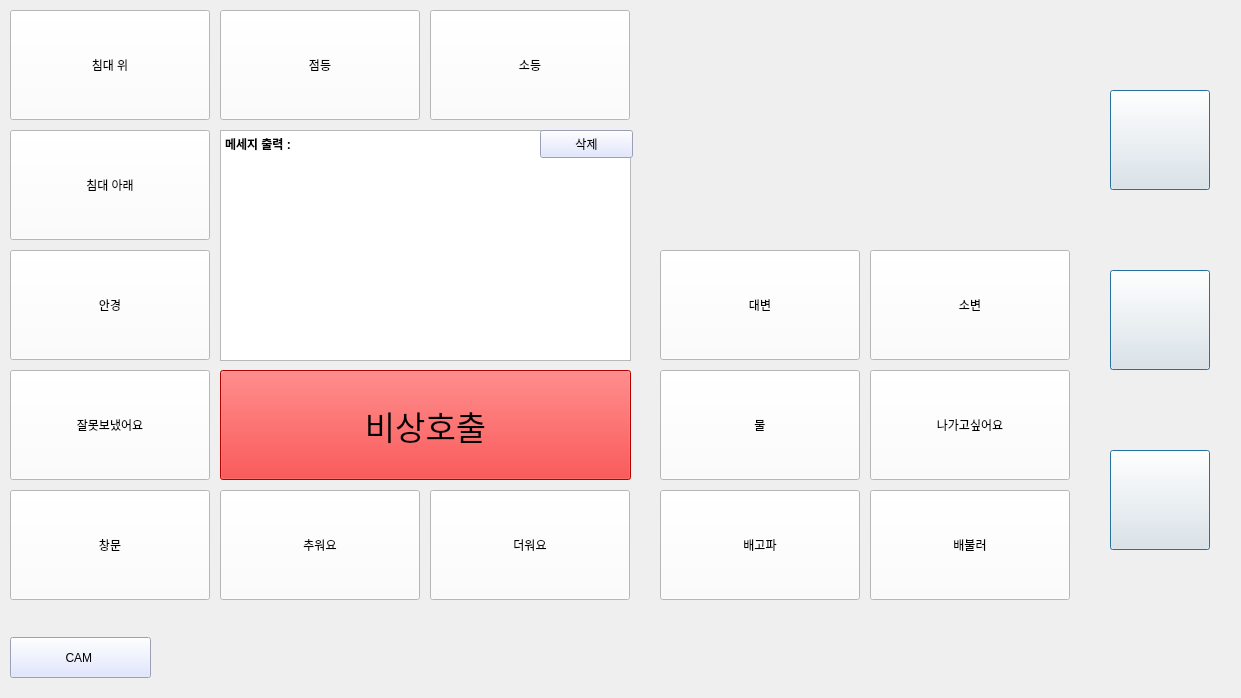
Old version of the form UI.ui in the repository wndms6347/Hongsam.
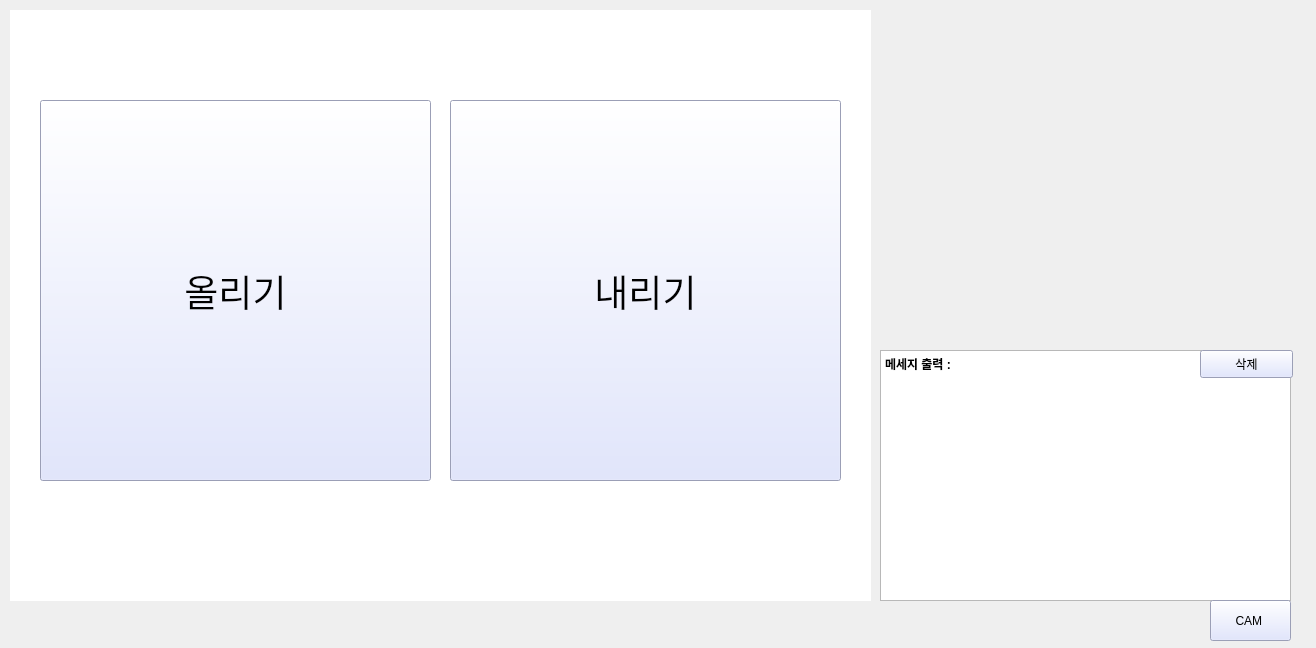
New version of the form. Icons and pictures are not drawn.

```diff
--- a/UI.ui
+++ b/UI.ui
@@ -6,8 +6,8 @@
    <rect>
     <x>0</x>
     <y>0</y>
-    <width>1241</width>
-    <height>698</height>
+    <width>1316</width>
+    <height>648</height>
    </rect>
   </property>
   <property name="contextMenuPolicy">
@@ -16,13 +16,16 @@
   <property name="windowTitle">
    <string>Form</string>
   </property>
-  <widget class="QPushButton" name="bed_up_btn">
+  <property name="styleSheet">
+   <string notr="true"/>
+  </property>
+  <widget class="QPushButton" name="bed_btn">
    <property name="geometry">
     <rect>
      <x>10</x>
      <y>10</y>
-     <width>200</width>
-     <height>110</height>
+     <width>281</width>
+     <height>191</height>
     </rect>
    </property>
    <property name="styleSheet">
@@ -30,19 +33,19 @@
 font: 20pt &quot;휴먼엑스포&quot;;</string>
    </property>
    <property name="text">
-    <string>침대 위</string>
+    <string>침대</string>
    </property>
    <property name="autoDefault">
     <bool>false</bool>
    </property>
   </widget>
-  <widget class="QPushButton" name="glasses_btn">
+  <widget class="QPushButton" name="water_btn">
    <property name="geometry">
     <rect>
      <x>10</x>
-     <y>250</y>
-     <width>200</width>
-     <height>110</height>
+     <y>210</y>
+     <width>281</width>
+     <height>191</height>
     </rect>
    </property>
    <property name="styleSheet">
@@ -50,16 +53,16 @@
 font: 20pt &quot;휴먼엑스포&quot;;</string>
    </property>
    <property name="text">
-    <string>안경</string>
+    <string>물</string>
    </property>
   </widget>
-  <widget class="QPushButton" name="small_btn">
+  <widget class="QPushButton" name="light_btn">
    <property name="geometry">
     <rect>
-     <x>870</x>
-     <y>250</y>
-     <width>200</width>
-     <height>110</height>
+     <x>590</x>
+     <y>10</y>
+     <width>281</width>
+     <height>191</height>
     </rect>
    </property>
    <property name="styleSheet">
@@ -67,67 +70,55 @@
 font: 20pt &quot;휴먼엑스포&quot;;</string>
    </property>
    <property name="text">
-    <string>소변</string>
+    <string>전등</string>
    </property>
   </widget>
-  <widget class="QPushButton" name="big_btn">
+  <widget class="QPushButton" name="eye_btn">
    <property name="geometry">
     <rect>
-     <x>660</x>
-     <y>250</y>
-     <width>200</width>
-     <height>110</height>
+     <x>300</x>
+     <y>210</y>
+     <width>281</width>
+     <height>191</height>
     </rect>
    </property>
-   <property name="styleSheet">
-    <string notr="true">background-color: rgb(255, 255, 255);
-font: 20pt &quot;휴먼엑스포&quot;;</string>
+   <property name="font">
+    <font>
+     <family>휴먼엑스포</family>
+     <pointsize>20</pointsize>
+     <weight>50</weight>
+     <italic>false</italic>
+     <bold>false</bold>
+    </font>
    </property>
-   <property name="text">
-    <string>대변</string>
-   </property>
-  </widget>
-  <widget class="QPushButton" name="light_off_btn">
-   <property name="geometry">
-    <rect>
-     <x>430</x>
-     <y>10</y>
-     <width>200</width>
-     <height>110</height>
-    </rect>
-   </property>
    <property name="styleSheet">
-    <string notr="true">background-color: rgb(255, 255, 255);
-font: 20pt &quot;휴먼엑스포&quot;;</string>
+    <string notr="true">background-color: rgb(255, 255, 255);</string>
    </property>
    <property name="text">
-    <string>소등</string>
+    <string/>
    </property>
-  </widget>
-  <widget class="QPushButton" name="bed_down_btn">
-   <property name="geometry">
-    <rect>
-     <x>10</x>
-     <y>130</y>
-     <width>200</width>
-     <height>110</height>
-    </rect>
+   <property name="icon">
+    <iconset resource="image/icon.qrc">
+     <normaloff>:/icon/eye_open.png</normaloff>
+     <normalon>:/icon/eye_close.png</normalon>:/icon/eye_open.png</iconset>
    </property>
-   <property name="styleSheet">
-    <string notr="true">background-color: rgb(255, 255, 255);
-font: 20pt &quot;휴먼엑스포&quot;;</string>
+   <property name="iconSize">
+    <size>
+     <width>100</width>
+     <height>100</height>
+    </size>
    </property>
-   <property name="text">
-    <string>침대 아래</string>
+   <property name="checkable">
+    <bool>true</bool>
    </property>
   </widget>
-  <widget class="QPushButton" name="light_on_btn">
+  <widget class="QPushButton" name="eat_btn">
    <property name="geometry">
     <rect>
-     <x>220</x>
+     <x>300</x>
      <y>10</y>
-     <width>200</width>
-     <height>110</height>
+     <width>281</width>
+     <height>191</height>
     </rect>
    </property>
    <property name="styleSheet">
@@ -135,16 +126,16 @@
 font: 20pt &quot;휴먼엑스포&quot;;</string>
    </property>
    <property name="text">
-    <string>점등</string>
+    <string>식사</string>
    </property>
   </widget>
   <widget class="QPushButton" name="mistake_btn">
    <property name="geometry">
     <rect>
-     <x>10</x>
-     <y>370</y>
-     <width>200</width>
-     <height>110</height>
+     <x>590</x>
+     <y>210</y>
+     <width>281</width>
+     <height>191</height>
     </rect>
    </property>
    <property name="styleSheet">
@@ -152,16 +143,16 @@
 font: 20pt &quot;휴먼엑스포&quot;;</string>
    </property>
    <property name="text">
-    <string>잘못보냈어요</string>
+    <string>화장실</string>
    </property>
   </widget>
   <widget class="QPushButton" name="window_btn">
    <property name="geometry">
     <rect>
      <x>10</x>
-     <y>490</y>
-     <width>200</width>
-     <height>110</height>
+     <y>410</y>
+     <width>281</width>
+     <height>191</height>
     </rect>
    </property>
    <property name="styleSheet">
@@ -175,10 +166,10 @@
   <widget class="QPushButton" name="out_btn">
    <property name="geometry">
     <rect>
-     <x>870</x>
-     <y>370</y>
-     <width>200</width>
-     <height>110</height>
+     <x>590</x>
+     <y>410</y>
+     <width>281</width>
+     <height>191</height>
     </rect>
    </property>
    <property name="styleSheet">
@@ -186,101 +177,16 @@
 font: 20pt &quot;휴먼엑스포&quot;;</string>
    </property>
    <property name="text">
-    <string>나가고싶어요</string>
-   </property>
-  </widget>
-  <widget class="QPushButton" name="cold_btn">
-   <property name="geometry">
-    <rect>
-     <x>220</x>
-     <y>490</y>
-     <width>200</width>
-     <height>110</height>
-    </rect>
-   </property>
-   <property name="styleSheet">
-    <string notr="true">background-color: rgb(255, 255, 255);
-font: 20pt &quot;휴먼엑스포&quot;;</string>
-   </property>
-   <property name="text">
-    <string>추워요</string>
-   </property>
-  </widget>
-  <widget class="QPushButton" name="water_btn">
-   <property name="geometry">
-    <rect>
-     <x>660</x>
-     <y>370</y>
-     <width>200</width>
-     <height>110</height>
-    </rect>
-   </property>
-   <property name="styleSheet">
-    <string notr="true">background-color: rgb(255, 255, 255);
-font: 20pt &quot;휴먼엑스포&quot;;</string>
-   </property>
-   <property name="text">
-    <string>물</string>
-   </property>
-  </widget>
-  <widget class="QPushButton" name="hot_btn">
-   <property name="geometry">
-    <rect>
-     <x>430</x>
-     <y>490</y>
-     <width>200</width>
-     <height>110</height>
-    </rect>
-   </property>
-   <property name="styleSheet">
-    <string notr="true">background-color: rgb(255, 255, 255);
-font: 20pt &quot;휴먼엑스포&quot;;</string>
-   </property>
-   <property name="text">
-    <string>더워요</string>
-   </property>
-  </widget>
-  <widget class="QPushButton" name="full_btn">
-   <property name="geometry">
-    <rect>
-     <x>870</x>
-     <y>490</y>
-     <width>200</width>
-     <height>110</height>
-    </rect>
-   </property>
-   <property name="styleSheet">
-    <string notr="true">background-color: rgb(255, 255, 255);
-font: 20pt &quot;휴먼엑스포&quot;;</string>
-   </property>
-   <property name="text">
-    <string>배불러</string>
-   </property>
-  </widget>
-  <widget class="QPushButton" name="hungry_btn">
-   <property name="geometry">
-    <rect>
-     <x>660</x>
-     <y>490</y>
-     <width>200</width>
-     <height>110</height>
-    </rect>
-   </property>
-   <property name="styleSheet">
-    <string notr="true">background-color: rgb(255, 255, 255);
-font: 20pt &quot;휴먼엑스포&quot;;</string>
-   </property>
-   <property name="text">
-    <string>배고파</string>
+    <string>외출</string>
    </property>
   </widget>
   <widget class="QPushButton" name="emergency_btn">
    <property name="geometry">
     <rect>
-     <x>220</x>
-     <y>370</y>
-     <width>411</width>
-     <height>110</height>
+     <x>300</x>
+     <y>410</y>
+     <width>281</width>
+     <height>191</height>
     </rect>
    </property>
    <property name="font">
@@ -303,10 +209,10 @@
   <widget class="QTextEdit" name="textEdit">
    <property name="geometry">
     <rect>
-     <x>220</x>
-     <y>130</y>
+     <x>880</x>
+     <y>350</y>
      <width>411</width>
-     <height>231</height>
+     <height>251</height>
     </rect>
    </property>
    <property name="styleSheet">
@@ -325,9 +231,9 @@
   <widget class="QPushButton" name="cam_btn">
    <property name="geometry">
     <rect>
-     <x>10</x>
-     <y>637</y>
-     <width>141</width>
+     <x>1210</x>
+     <y>600</y>
+     <width>81</width>
      <height>41</height>
     </rect>
    </property>
@@ -339,104 +245,11 @@
     <string>CAM </string>
    </property>
   </widget>
-  <widget class="QPushButton" name="my_btn">
-   <property name="geometry">
-    <rect>
-     <x>1110</x>
-     <y>90</y>
-     <width>100</width>
-     <height>100</height>
-    </rect>
-   </property>
-   <property name="text">
-    <string/>
-   </property>
-   <property name="icon">
-    <iconset resource="image/icon.qrc">
-     <normaloff>:/my/my.png</normaloff>:/my/my.png</iconset>
-   </property>
-   <property name="iconSize">
-    <size>
-     <width>90</width>
-     <height>100</height>
-    </size>
-   </property>
-   <property name="autoRepeat">
-    <bool>false</bool>
-   </property>
-   <property name="autoExclusive">
-    <bool>false</bool>
-   </property>
-   <property name="autoDefault">
-    <bool>false</bool>
-   </property>
-   <property name="default">
-    <bool>true</bool>
-   </property>
-   <property name="flat">
-    <bool>false</bool>
-   </property>
-  </widget>
-  <widget class="QPushButton" name="setting_btn">
-   <property name="geometry">
-    <rect>
-     <x>1110</x>
-     <y>270</y>
-     <width>100</width>
-     <height>100</height>
-    </rect>
-   </property>
-   <property name="text">
-    <string/>
-   </property>
-   <property name="icon">
-    <iconset resource="image/icon.qrc">
-     <normaloff>:/setting/setting.png</normaloff>:/setting/setting.png</iconset>
-   </property>
-   <property name="iconSize">
-    <size>
-     <width>90</width>
-     <height>100</height>
-    </size>
-   </property>
-   <property name="autoDefault">
-    <bool>false</bool>
-   </property>
-   <property name="default">
-    <bool>true</bool>
-   </property>
-  </widget>
-  <widget class="QPushButton" name="gallery_btn">
-   <property name="geometry">
-    <rect>
-     <x>1110</x>
-     <y>450</y>
-     <width>100</width>
-     <height>100</height>
-    </rect>
-   </property>
-   <property name="text">
-    <string/>
-   </property>
-   <property name="icon">
-    <iconset resource="image/icon.qrc">
-     <normaloff>:/gallery/gallery.png</normaloff>:/gallery/gallery.png</iconset>
-   </property>
-   <property name="iconSize">
-    <size>
-     <width>90</width>
-     <height>100</height>
-    </size>
-   </property>
-   <property name="default">
-    <bool>true</bool>
-   </property>
-  </widget>
   <widget class="QPushButton" name="clear_btn">
    <property name="geometry">
     <rect>
-     <x>540</x>
-     <y>130</y>
+     <x>1200</x>
+     <y>350</y>
      <width>93</width>
      <height>28</height>
     </rect>
@@ -449,6 +262,323 @@
     <string>삭제</string>
    </property>
   </widget>
+  <widget class="QWidget" name="eat_widget" native="true">
+   <property name="enabled">
+    <bool>true</bool>
+   </property>
+   <property name="geometry">
+    <rect>
+     <x>10</x>
+     <y>10</y>
+     <width>861</width>
+     <height>591</height>
+    </rect>
+   </property>
+   <property name="styleSheet">
+    <string notr="true">background-color: rgb(255, 255, 255);</string>
+   </property>
+   <widget class="QPushButton" name="hungry_btn">
+    <property name="geometry">
+     <rect>
+      <x>30</x>
+      <y>90</y>
+      <width>391</width>
+      <height>381</height>
+     </rect>
+    </property>
+    <property name="font">
+     <font>
+      <family>휴먼엑스포</family>
+      <pointsize>28</pointsize>
+     </font>
+    </property>
+    <property name="styleSheet">
+     <string notr="true">background-color: rgb(217, 223, 255);</string>
+    </property>
+    <property name="text">
+     <string>배고파요</string>
+    </property>
+   </widget>
+   <widget class="QPushButton" name="full_btn">
+    <property name="geometry">
+     <rect>
+      <x>440</x>
+      <y>90</y>
+      <width>391</width>
+      <height>381</height>
+     </rect>
+    </property>
+    <property name="font">
+     <font>
+      <family>휴먼엑스포</family>
+      <pointsize>28</pointsize>
+     </font>
+    </property>
+    <property name="styleSheet">
+     <string notr="true">background-color: rgb(217, 223, 255);</string>
+    </property>
+    <property name="text">
+     <string>배불러요</string>
+    </property>
+   </widget>
+  </widget>
+  <widget class="QWidget" name="light_widget" native="true">
+   <property name="enabled">
+    <bool>true</bool>
+   </property>
+   <property name="geometry">
+    <rect>
+     <x>10</x>
+     <y>10</y>
+     <width>861</width>
+     <height>591</height>
+    </rect>
+   </property>
+   <property name="styleSheet">
+    <string notr="true">background-color: rgb(255, 255, 255);</string>
+   </property>
+   <widget class="QPushButton" name="light_on_btn">
+    <property name="geometry">
+     <rect>
+      <x>30</x>
+      <y>90</y>
+      <width>391</width>
+      <height>381</height>
+     </rect>
+    </property>
+    <property name="font">
+     <font>
+      <family>휴먼엑스포</family>
+      <pointsize>28</pointsize>
+     </font>
+    </property>
+    <property name="styleSheet">
+     <string notr="true">background-color: rgb(217, 223, 255);</string>
+    </property>
+    <property name="text">
+     <string>점등</string>
+    </property>
+   </widget>
+   <widget class="QPushButton" name="light_off_btn">
+    <property name="geometry">
+     <rect>
+      <x>440</x>
+      <y>90</y>
+      <width>391</width>
+      <height>381</height>
+     </rect>
+    </property>
+    <property name="font">
+     <font>
+      <family>휴먼엑스포</family>
+      <pointsize>28</pointsize>
+     </font>
+    </property>
+    <property name="styleSheet">
+     <string notr="true">background-color: rgb(217, 223, 255);</string>
+    </property>
+    <property name="text">
+     <string>소등</string>
+    </property>
+   </widget>
+  </widget>
+  <widget class="QWidget" name="bed_widget" native="true">
+   <property name="enabled">
+    <bool>true</bool>
+   </property>
+   <property name="geometry">
+    <rect>
+     <x>10</x>
+     <y>10</y>
+     <width>861</width>
+     <height>591</height>
+    </rect>
+   </property>
+   <property name="styleSheet">
+    <string notr="true">background-color: rgb(255, 255, 255);</string>
+   </property>
+   <widget class="QPushButton" name="bed_up_btn">
+    <property name="geometry">
+     <rect>
+      <x>30</x>
+      <y>90</y>
+      <width>391</width>
+      <height>381</height>
+     </rect>
+    </property>
+    <property name="font">
+     <font>
+      <family>휴먼엑스포</family>
+      <pointsize>28</pointsize>
+     </font>
+    </property>
+    <property name="styleSheet">
+     <string notr="true">background-color: rgb(217, 223, 255);</string>
+    </property>
+    <property name="text">
+     <string>올리기</string>
+    </property>
+   </widget>
+   <widget class="QPushButton" name="bed_down_btn">
+    <property name="geometry">
+     <rect>
+      <x>440</x>
+      <y>90</y>
+      <width>391</width>
+      <height>381</height>
+     </rect>
+    </property>
+    <property name="font">
+     <font>
+      <family>휴먼엑스포</family>
+      <pointsize>28</pointsize>
+     </font>
+    </property>
+    <property name="styleSheet">
+     <string notr="true">background-color: rgb(217, 223, 255);</string>
+    </property>
+    <property name="text">
+     <string>내리기</string>
+    </property>
+   </widget>
+  </widget>
+  <widget class="QWidget" name="window_widget" native="true">
+   <property name="enabled">
+    <bool>true</bool>
+   </property>
+   <property name="geometry">
+    <rect>
+     <x>10</x>
+     <y>10</y>
+     <width>861</width>
+     <height>591</height>
+    </rect>
+   </property>
+   <property name="styleSheet">
+    <string notr="true">background-color: rgb(255, 255, 255);</string>
+   </property>
+   <widget class="QPushButton" name="window_open_btn">
+    <property name="geometry">
+     <rect>
+      <x>30</x>
+      <y>90</y>
+      <width>391</width>
+      <height>381</height>
+     </rect>
+    </property>
+    <property name="font">
+     <font>
+      <family>휴먼엑스포</family>
+      <pointsize>28</pointsize>
+     </font>
+    </property>
+    <property name="styleSheet">
+     <string notr="true">background-color: rgb(217, 223, 255);</string>
+    </property>
+    <property name="text">
+     <string>창문 열기</string>
+    </property>
+   </widget>
+   <widget class="QPushButton" name="window_close_btn">
+    <property name="geometry">
+     <rect>
+      <x>440</x>
+      <y>90</y>
+      <width>391</width>
+      <height>381</height>
+     </rect>
+    </property>
+    <property name="font">
+     <font>
+      <family>휴먼엑스포</family>
+      <pointsize>28</pointsize>
+     </font>
+    </property>
+    <property name="styleSheet">
+     <string notr="true">background-color: rgb(217, 223, 255);</string>
+    </property>
+    <property name="text">
+     <string>창문 닫기</string>
+    </property>
+   </widget>
+  </widget>
+  <widget class="QWidget" name="toilet_widget" native="true">
+   <property name="enabled">
+    <bool>true</bool>
+   </property>
+   <property name="geometry">
+    <rect>
+     <x>10</x>
+     <y>10</y>
+     <width>861</width>
+     <height>591</height>
+    </rect>
+   </property>
+   <property name="styleSheet">
+    <string notr="true">background-color: rgb(255, 255, 255);</string>
+   </property>
+   <widget class="QPushButton" name="small_btn">
+    <property name="geometry">
+     <rect>
+      <x>30</x>
+      <y>90</y>
+      <width>391</width>
+      <height>381</height>
+     </rect>
+    </property>
+    <property name="font">
+     <font>
+      <family>휴먼엑스포</family>
+      <pointsize>28</pointsize>
+     </font>
+    </property>
+    <property name="styleSheet">
+     <string notr="true">background-color: rgb(217, 223, 255);</string>
+    </property>
+    <property name="text">
+     <string>소변</string>
+    </property>
+   </widget>
+   <widget class="QPushButton" name="big_btn">
+    <property name="geometry">
+     <rect>
+      <x>440</x>
+      <y>90</y>
+      <width>391</width>
+      <height>381</height>
+     </rect>
+    </property>
+    <property name="font">
+     <font>
+      <family>휴먼엑스포</family>
+      <pointsize>28</pointsize>
+     </font>
+    </property>
+    <property name="styleSheet">
+     <string notr="true">background-color: rgb(217, 223, 255);</string>
+    </property>
+    <property name="text">
+     <string>대변</string>
+    </property>
+   </widget>
+  </widget>
+  <zorder>bed_btn</zorder>
+  <zorder>water_btn</zorder>
+  <zorder>light_btn</zorder>
+  <zorder>eye_btn</zorder>
+  <zorder>eat_btn</zorder>
+  <zorder>toilet_btn</zorder>
+  <zorder>window_btn</zorder>
+  <zorder>out_btn</zorder>
+  <zorder>emergency_btn</zorder>
+  <zorder>textEdit</zorder>
+  <zorder>cam_btn</zorder>
+  <zorder>clear_btn</zorder>
+  <zorder>light_widget</zorder>
+  <zorder>window_widget</zorder>
+  <zorder>toilet_widget</zorder>
+  <zorder>eat_widget</zorder>
+  <zorder>bed_widget</zorder>
  </widget>
  <resources>
   <include location="image/icon.qrc"/>
```
Left out of the diff: 2 changed lines with no effect on the pictures.
